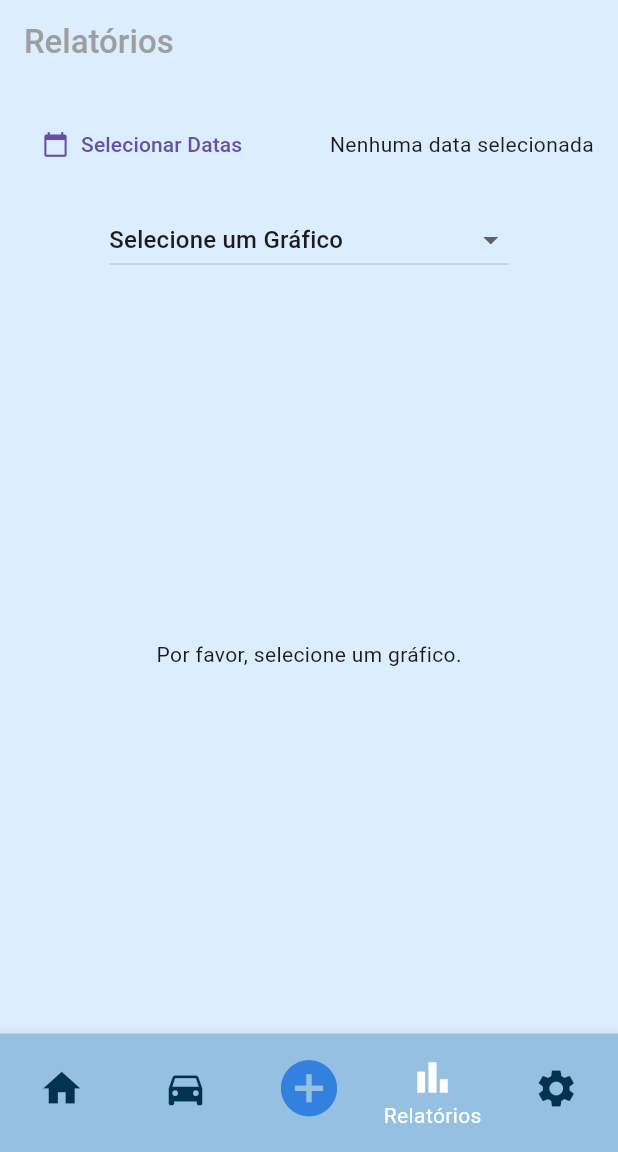
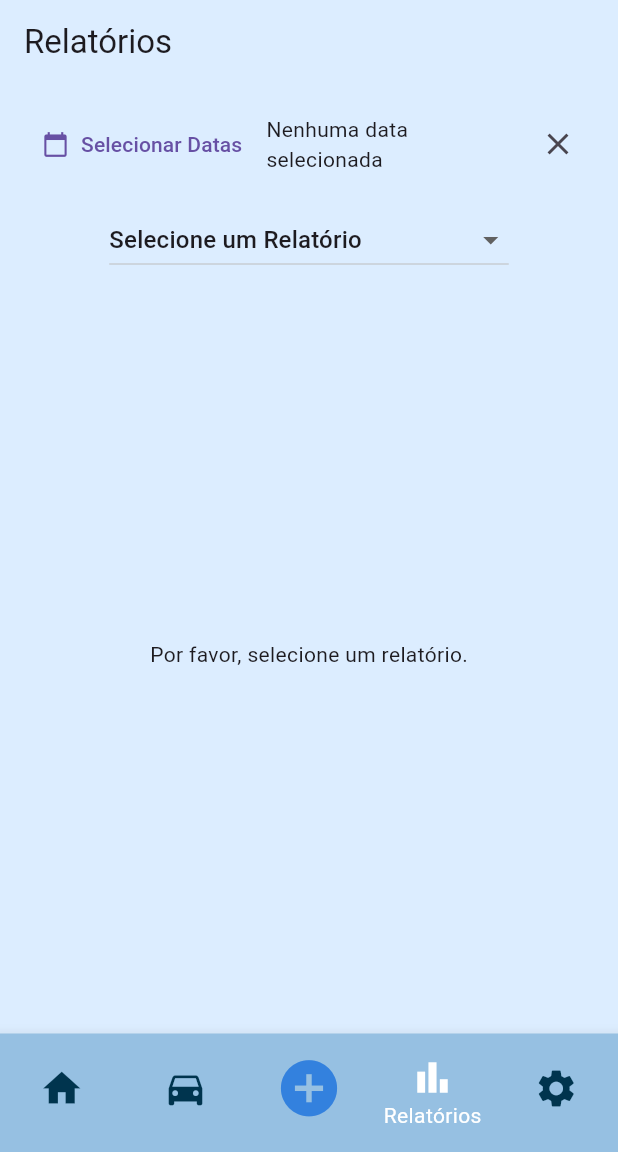
Before and after one commit to Madu-Guimaraes/FuelSaver, a Flutter app: the screen it shows after launch, item 4 of the bottom bar chosen, on a phone screen of 412 x 824 dp, the part 84-1236 px from its top. Run offline on Flutter 3.47's test engine with Material 3 defaults, Android fonts, the light colour scheme and no system bars; our stand-ins replace table_calendar.

Commit message:
add extra

```diff
--- a/lib/controllers/reports_controller.dart
+++ b/lib/controllers/reports_controller.dart
@@ -1,74 +1,106 @@
-import 'package:fl_chart/fl_chart.dart';
+import 'package:fuel_saver/data/report_data.dart';
+
 class ReportsController {
   final List<Map<String, dynamic>> fuelRecords;
 
   ReportsController(this.fuelRecords);
 
-  // Economia Correspondente (KM/L)
-  List<FlSpot> calculateEconomy(DateTime? startDate, DateTime? endDate) {
+// Função modificada para incluir a data e a economia
+List<ReportData> calculateEconomy(DateTime? startDate, DateTime? endDate) {
   final filteredRecords = _filterRecords(startDate, endDate);
-    List<FlSpot> results = [];
+  List<ReportData> results = [];
+
+  for (int i = 0; i < filteredRecords.length; i++) {
+    final current = filteredRecords[i];
+    double? economy;
+    double? expense;
+
+    if (i > 0) {
+      final previous = filteredRecords[i - 1];
+      final distance = current['odometer'] - previous['odometer'];
+      final liters = current['liters'];
+
+      if (liters != null && liters > 0) {
+        economy = distance / liters;
+      }
+    } else {
+      // Para o primeiro abastecimento, pode-se calcular a economia de forma diferente,
+      // ou exibir um valor informativo.
+      economy = 0.0;  // Ou alguma lógica para o primeiro abastecimento.
+    }
+
+    expense = current['liters'] * current['pricePerLiter'];
+    results.add(ReportData(
+      date: current['date'],
+      economy: economy ?? 0.0,
+      expense: expense ?? 0.0,
+    ));
+  }
+
+  return results;
+}
+
+  // Nova função: Economia por tipo de combustível
+ Map<String, Map<String, double>> calculateEconomyPerFuel(DateTime? startDate, DateTime? endDate) {
+  final filteredRecords = _filterRecords(startDate, endDate);
+  final Map<String, double> fuelEconomy = {};
+  final Map<String, double> fuelLiters = {};
+  final Map<String, int> fuelCount = {};
 
   for (int i = 1; i < filteredRecords.length; i++) {
     final current = filteredRecords[i];
     final previous = filteredRecords[i - 1];
 
+    if (current['fuelType'] != null) {
       final distance = current['odometer'] - previous['odometer'];
       final liters = current['liters'];
+      final fuelType = current['fuelType'];
 
-      if (liters != null && liters > 0) {
+      if (liters > 0) {
         final economy = distance / liters;
-        results.add(FlSpot(liters, economy));
-      } else {
-        continue;
+        fuelEconomy[fuelType] = (fuelEconomy[fuelType] ?? 0) + economy;
+        fuelLiters[fuelType] = (fuelLiters[fuelType] ?? 0) + liters;
+        fuelCount[fuelType] = (fuelCount[fuelType] ?? 0) + 1;
+      }
     }
   }
 
-    return results;
+  // Calcular média de economia por tipo de combustível
+  final Map<String, Map<String, double>> result = {};
+  fuelEconomy.forEach((fuelType, totalEconomy) {
+    result[fuelType] = {
+      'averageEconomy': totalEconomy / (fuelCount[fuelType] ?? 1),
+      'totalLiters': fuelLiters[fuelType] ?? 0,
+    };
+  });
+
+  return result;
 }
-
-  // Comparação por Combustível
-Map<String, double> calculateFuelComparison(DateTime? startDate, DateTime? endDate) {
+  // Nova função: Gastos mensais
+  Map<String, double> calculateMonthlyExpenses(DateTime? startDate, DateTime? endDate) {
     final filteredRecords = _filterRecords(startDate, endDate);
-  Map<String, double> fuelEconomy = {};
+    final Map<String, double> monthlyExpenses = {};
 
     for (var record in filteredRecords) {
-    final fuelType = record['fuelType'];
+      final date = record['date'];
       final liters = record['liters'];
-    final odometer = record['odometer'];
       final pricePerLiter = record['pricePerLiter'];
 
-    if (liters != null && liters > 0 && odometer != null && pricePerLiter != null) {
-      final distance = odometer - (filteredRecords.indexOf(record) > 0 ? filteredRecords[filteredRecords.indexOf(record) - 1]['odometer'] : 0);
-      final economy = pricePerLiter / (distance / liters);
-
-      fuelEconomy.update(fuelType, (value) => value + economy, ifAbsent: () => economy);
+      if (date != null && liters != null && pricePerLiter != null) {
+        final month = "${date.year}-${date.month.toString().padLeft(2, '0')}";
+        monthlyExpenses[month] = (monthlyExpenses[month] ?? 0) + (liters * pricePerLiter);
       }
-  }
-
-  return fuelEconomy;
-}
-
-  // Gastos Mensais
-Map<String, double> calculateMonthlyExpenses() {
-  Map<String, double> monthlyExpenses = {};
-
-  for (var record in fuelRecords) {
-    final month = "${record['date'].month}/${record['date'].year}";
-    final expense = record['liters'] * record['pricePerLiter'];
-
-    monthlyExpenses.update(month, (value) => value + expense, ifAbsent: () => expense);
     }
 
     return monthlyExpenses;
   }
 
-  // Filtra registros por data
+  // Função auxiliar: Filtrar registros por data
   List<Map<String, dynamic>> _filterRecords(DateTime? startDate, DateTime? endDate) {
     return fuelRecords.where((record) {
       final date = record['date'];
-      return (startDate == null || date.isAfter(startDate)) &&
-             (endDate == null || date.isBefore(endDate));
+      return (startDate == null || !date.isBefore(startDate)) &&
+          (endDate == null || !date.isAfter(endDate));
     }).toList();
   }
 }
--- /dev/null
+++ b/lib/data/report_data.dart
@@ -0,0 +1,11 @@
+class ReportData {
+  final DateTime date;
+  final double economy; // Economia em km/l
+  final double expense; // Gasto total em R$
+
+  ReportData({
+    required this.date,
+    required this.economy,
+    required this.expense,
+  });
+}
--- a/lib/screens/reports_screen.dart
+++ b/lib/screens/reports_screen.dart
@@ -1,7 +1,6 @@
 import 'package:flutter/material.dart';
-import 'package:fl_chart/fl_chart.dart';
+import 'package:fuel_saver/controllers/reports_controller.dart';
 import 'package:fuel_saver/widgets/calendar_widget.dart';
-import 'package:fuel_saver/controllers/reports_controller.dart';
 
 class ReportsScreen extends StatefulWidget {
   const ReportsScreen({super.key});
@@ -13,31 +12,25 @@ class ReportsScreen extends StatefulWidget {
 class _ReportsScreenState extends State<ReportsScreen> {
   DateTime? startDate;
   DateTime? endDate;
-  String selectedGraph = "Selecione um Gráfico";
+  String selectedReport = "Selecione um Relatório";
 
-  // Passando uma lista de registros de combustível fictícios para o ReportsController
   final ReportsController reportsController = ReportsController([
     {'date': DateTime(2025, 1, 1), 'odometer': 1000, 'liters': 50, 'fuelType': 'Gasolina', 'pricePerLiter': 5.0},
-    {'date': DateTime(2024, 1, 5), 'odometer': 1050, 'liters': 40, 'fuelType': 'Gasolina', 'pricePerLiter': 5.2},
-    // Adicione mais registros conforme necessário
+    {'date': DateTime(2024, 1, 5), 'odometer': 1050, 'liters': 40, 'fuelType': 'Etanol', 'pricePerLiter': 5.2},
   ]);
 
   @override
   Widget build(BuildContext context) {
     return Scaffold(
       appBar: AppBar(
-        title: const Text(
-          "Relatórios",
-          style: TextStyle(fontWeight: FontWeight.w500, color: Colors.grey),
-        ),
+        title: const Text("Relatórios"),
         backgroundColor: const Color(0XFFDCEDFF),
       ),
       body: Padding(
         padding: const EdgeInsets.all(16.0),
         child: Column(
           children: [
-            Row(
-              mainAxisAlignment: MainAxisAlignment.spaceBetween,
+            Row( mainAxisAlignment: MainAxisAlignment.spaceBetween,
               children: [
                 TextButton.icon(
                   icon: const Icon(Icons.calendar_today),
@@ -53,26 +46,41 @@ class _ReportsScreenState extends State<ReportsScreen> {
                   },
                 ),
                 Expanded(
+                  child: Row(
+                    mainAxisAlignment: MainAxisAlignment.spaceBetween,
+                    children: [
+                      Expanded(
                         child: Text(
                           endDate == null
                               ? startDate != null
                                   ? _formatDate(startDate!)
                                   : "Nenhuma data selecionada"
                               : "${_formatDate(startDate!)} - ${_formatDate(endDate!)}",
-                    overflow: TextOverflow.ellipsis,
-                    textAlign: TextAlign.end,
+                        ),
+                      ),
+                      IconButton(
+                        icon: const Icon(Icons.clear),
+                        onPressed: () {
+                          setState(() {
+                            startDate = null;
+                            endDate = null;
+                          });
+                        },
+                      ),
+                    ],
                   ),
                 ),
               ],
             ),
             const SizedBox(height: 16),
             DropdownButton<String>(
-              value: selectedGraph,
+              value: selectedReport,
               items: [
-                "Selecione um Gráfico",
+                "Selecione um Relatório",
+                "Resumo em Lista",
                 "Economia Correspondente (km/l)",
-                "Comparação por Combustível",
-                "Gastos Mensais Totais",
+                "Economia por Combustível",
+                "Gastos Mensais",
               ].map((String value) {
                 return DropdownMenuItem<String>(
                   value: value,
@@ -81,13 +89,13 @@ class _ReportsScreenState extends State<ReportsScreen> {
               }).toList(),
               onChanged: (value) {
                 setState(() {
-                  selectedGraph = value!;
+                  selectedReport = value!;
                 });
               },
             ),
             const SizedBox(height: 16),
             Expanded(
-              child: _buildGraph(),
+              child: _buildReport(),
             ),
           ],
         ),
@@ -95,147 +103,77 @@ class _ReportsScreenState extends State<ReportsScreen> {
     );
   }
 
-  Widget _buildGraph() {
-    final data = _getGraphData();
+  Widget _buildReport() {
+    final data = reportsController.calculateEconomy(startDate, endDate);
 
-    if (selectedGraph == "Selecione um Gráfico") {
-      return const Center(child: Text("Por favor, selecione um gráfico."));
+    if (selectedReport == "Selecione um Relatório") {
+      return const Center(child: Text("Por favor, selecione um relatório."));
     }
 
-    switch (selectedGraph) {
+    switch (selectedReport) {
+      case "Resumo em Lista":
+        return ListView.builder(
+          itemCount: data.length,
+          itemBuilder: (context, index) {
+            final item = data[index];
+            return ListTile(
+              title: Text("Data: ${_formatDate(item.date)}"),
+              subtitle: Text("Economia: ${item.economy.toStringAsFixed(2)} km/l"),
+              trailing: Text("Gasto: R\$ ${item.expense.toStringAsFixed(2)}"),
+            );
+          },
+        );
+
       case "Economia Correspondente (km/l)":
-        return LineChart(
-          LineChartData(
-            lineBarsData: [
-              LineChartBarData(
-                spots: data,
-                isCurved: true,
-                dotData: FlDotData(show: true),
-              ),
+        final economyData = reportsController.calculateEconomy(startDate, endDate);
+        return ListView.builder(
+          itemCount: economyData.length,
+          itemBuilder: (context, index) {
+            final item = economyData[index];
+
+            // Verifica se a economia é válida e exibe a data e economia
+            return ListTile(
+              title: Text("Abastecimento: ${_formatDate(item.date)}"),
+              subtitle: Text("Economia: ${item.economy.toStringAsFixed(2)} km/l"),
+            );
+          },
+        );
+
+      case "Economia por Combustível":
+        final savingsData = reportsController.calculateEconomyPerFuel(startDate, endDate);
+        return ListView.builder(
+          itemCount: savingsData.length,
+          itemBuilder: (context, index) {
+            final fuelType = savingsData.keys.elementAt(index);
+            final data = savingsData[fuelType];
+            final averageEconomy = data?['averageEconomy'] ?? 0.0;
+            final totalLiters = data?['totalLiters'] ?? 0.0;
+
+            return ListTile(
+              title: Text("Combustível: $fuelType"),
+              subtitle: Column(
+                crossAxisAlignment: CrossAxisAlignment.start,
+                children: [
+                  Text("Economia Média: ${averageEconomy.toStringAsFixed(2)} km/l"),
+                  Text("Litros Abastecidos: ${totalLiters.toStringAsFixed(2)} L"),
                 ],
-            titlesData: FlTitlesData(
-              leftTitles: AxisTitles(
-                sideTitles: SideTitles(
-                  showTitles: true,
-                  getTitlesWidget: (value, meta) {
-                    return Text('${value.toStringAsFixed(1)} km/L');
-                  },
-                ),
-              ),
-              bottomTitles: AxisTitles(
-                sideTitles: SideTitles(
-                  showTitles: true,
-                  getTitlesWidget: (value, meta) {
-                    return Text('Abast. ${value.toStringAsFixed(2)} L');
-                  },
-                ),
-              ),
-            ),
               ),
             );
-
-      case "Comparação por Combustível":
-        return BarChart(
-          BarChartData(
-            barGroups: data.map((spot) {
-              return BarChartGroupData(
-                x: spot.x.toInt(),
-                barRods: [BarChartRodData(toY: spot.y)],
+          },
+        );
+      case "Gastos Mensais":
+        final monthlyExpenses = reportsController.calculateMonthlyExpenses(startDate, endDate);
+        return ListView(
+          children: monthlyExpenses.entries.map((entry) {
+            return ListTile(
+              title: Text("Mês: ${entry.key}"),
+              subtitle: Text("Gasto Total: R\$ ${entry.value.toStringAsFixed(2)}"),
             );
           }).toList(),
-            titlesData: FlTitlesData(
-              leftTitles: AxisTitles(
-                sideTitles: SideTitles(
-                  showTitles: true,
-                  getTitlesWidget: (value, meta) {
-                    switch (value.toInt()) {
-                      case 0:
-                        return Text('Gasolina');
-                      case 1:
-                        return Text('Álcool');
-                      case 2:
-                        return Text('Diesel');
-                      default:
-                        return Text('Outro');
-                    }
-                  },
-                ),
-              ),
-              bottomTitles: AxisTitles(
-                sideTitles: SideTitles(
-                  showTitles: true,
-                  getTitlesWidget: (value, meta) {
-                    return Text('${value.toStringAsFixed(2)} R\$');
-                  },
-                ),
-              ),
-            ),
-          ),
-        );
-
-      case "Gastos Mensais Totais":
-        return BarChart(
-          BarChartData(
-            barGroups: data.map((spot) {
-              return BarChartGroupData(
-                x: spot.x.toInt(),
-                barRods: [BarChartRodData(toY: spot.y)],
-              );
-            }).toList(),
-            titlesData: FlTitlesData(
-              leftTitles: AxisTitles(
-                sideTitles: SideTitles(
-                  showTitles: true,
-                  getTitlesWidget: (value, meta) {
-                    final month = DateTime(2025, value.toInt());
-                    return Text('${month.month}/${month.year}');
-                  },
-                ),
-              ),
-              bottomTitles: AxisTitles(
-                sideTitles: SideTitles(
-                  showTitles: true,
-                  getTitlesWidget: (value, meta) {
-                    return Text('R\$ ${value.toStringAsFixed(2)}');
-                  },
-                ),
-              ),
-            ),
-          ),
         );
 
       default:
-        return const Center(child: Text("Nenhum gráfico disponível."));
-    }
-  }
-
-List<FlSpot> _getGraphData() {
-  if (selectedGraph == "Economia Correspondente (km/l)") {
-    return reportsController.calculateEconomy(startDate, endDate);
-  } else if (selectedGraph == "Comparação por Combustível") {
-    final fuelComparison = reportsController.calculateFuelComparison(startDate, endDate);
-    return fuelComparison.entries.map((entry) {
-      int index = _getFuelTypeIndex(entry.key);
-      return FlSpot(index.toDouble(), entry.value);
-    }).toList();
-  } else if (selectedGraph == "Gastos Mensais Totais") {
-    return reportsController.calculateMonthlyExpenses().entries.map((entry) {
-      return FlSpot(double.parse(entry.key.split('/')[0]), entry.value);
-    }).toList();
-  }
-  return [];
-}
-
-int _getFuelTypeIndex(String fuelType) {
-  switch (fuelType) {
-    case 'Gasolina':
-      return 0;
-    case 'Álcool':
-      return 1;
-    case 'Diesel':
-      return 2;
-    default:
-      return 3; // Adicione mais combustíveis conforme necessário
+        return const Center(child: Text("Nenhum relatório disponível."));
     }
   }
 
@@ -244,10 +182,10 @@ int _getFuelTypeIndex(String fuelType) {
   }
 
   Future<List<DateTime>> showCalendarWidget(BuildContext context) async {
-    final List<DateTime>? selectedDates = await Navigator.push(
+  final selectedDates = await Navigator.push(
     context,
     MaterialPageRoute(
-        builder: (context) => CalendarScreen(initialSelectedDates: []),
+      builder: (context) => const CalendarScreen(),
     ),
   );
   return selectedDates ?? [];
```
Lines whose indentation alone changed are shown as unchanged.
